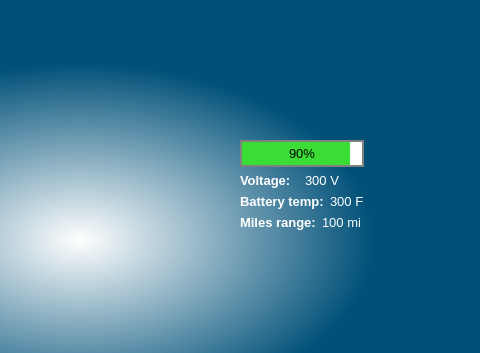
Above: Dashboard.ui from uci-solar-car/Production-Dashboard-Code before the change; both pictures show x 320 to 800 and y 0 to 353 of the 800 by 480 pixel window. Below: the same form after it.
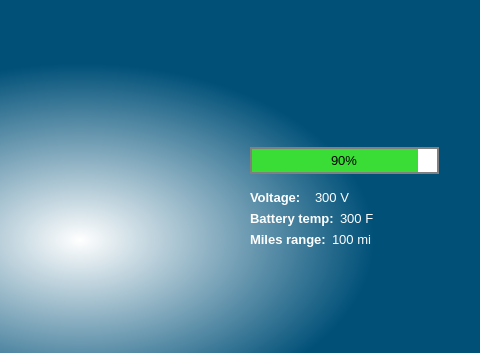
That is the form after the change. Icons and pictures are not drawn.

Commit message: Removed state of charge bar from layout box

What changed in the file:
```diff
--- a/Dashboard.ui
+++ b/Dashboard.ui
@@ -56,8 +56,8 @@
    <widget class="QWidget" name="verticalLayoutWidget">
     <property name="geometry">
      <rect>
-      <x>560</x>
-      <y>140</y>
+      <x>570</x>
+      <y>190</y>
       <width>191</width>
       <height>191</height>
      </rect>
@@ -66,32 +66,6 @@
      <property name="sizeConstraint">
       <enum>QLayout::SetFixedSize</enum>
      </property>
-     <item>
-      <layout class="QHBoxLayout" name="horizontalLayout_3">
-       <item>
-        <widget class="QProgressBar" name="chargePercentageBar">
-         <property name="styleSheet">
-          <string notr="true"> QProgressBar::chunk {
-     background-color: #3add36;
-     width: 1px;
- }
-
- QProgressBar {
-     border: 2px solid grey;
-     border-radius: 0px;
-     text-align: center;
- }</string>
-         </property>
-         <property name="value">
-          <number>90</number>
-         </property>
-         <property name="invertedAppearance">
-          <bool>false</bool>
-         </property>
-        </widget>
-       </item>
-      </layout>
-     </item>
      <item>
       <layout class="QHBoxLayout" name="horizontalLayout_6">
        <item>
@@ -367,6 +341,40 @@
      <string>&lt;html&gt;&lt;head/&gt;&lt;body&gt;&lt;p align=&quot;center&quot;&gt;&lt;img src=&quot;:/img/warning&quot;/&gt;&lt;/p&gt;&lt;/body&gt;&lt;/html&gt;</string>
     </property>
    </widget>
+   <widget class="QWidget" name="">
+    <property name="geometry">
+     <rect>
+      <x>570</x>
+      <y>140</y>
+      <width>189</width>
+      <height>42</height>
+     </rect>
+    </property>
+    <layout class="QHBoxLayout" name="horizontalLayout_3">
+     <item>
+      <widget class="QProgressBar" name="chargePercentageBar">
+       <property name="styleSheet">
+        <string notr="true"> QProgressBar::chunk {
+     background-color: #3add36;
+     width: 1px;
+ }
+
+ QProgressBar {
+     border: 2px solid grey;
+     border-radius: 0px;
+     text-align: center;
+ }</string>
+       </property>
+       <property name="value">
+        <number>90</number>
+       </property>
+       <property name="invertedAppearance">
+        <bool>false</bool>
+       </property>
+      </widget>
+     </item>
+    </layout>
+   </widget>
   </widget>
  </widget>
  <resources>
```
The commit also changes 1 other file.
